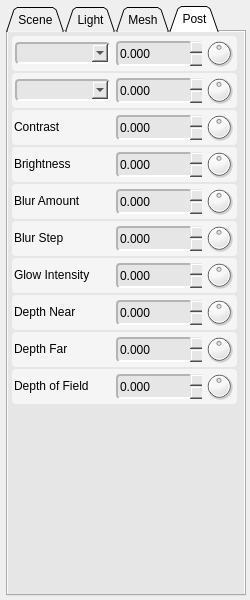
The window that ShaderEditor/qt/project/tweaker.ui (karajensen/shader-editor) describes before a commit, drawn with Qt 5.
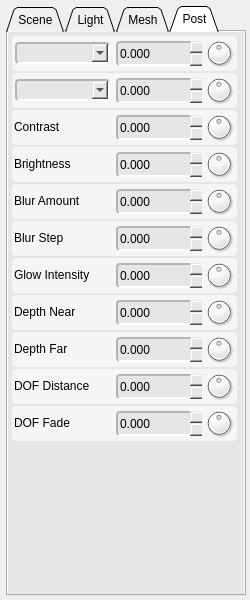
The same window after the commit.

The edit to the form file:
```diff
--- a/ShaderEditor/qt/project/tweaker.ui
+++ b/ShaderEditor/qt/project/tweaker.ui
@@ -6776,7 +6776,7 @@
             <string notr="true">border-width: 0px;</string>
            </property>
            <property name="text">
-            <string>Depth of Field</string>
+            <string>DOF Distance</string>
            </property>
            <property name="margin">
             <number>1</number>
@@ -6876,6 +6876,170 @@
           </widget>
          </widget>
         </item>
+        <item>
+         <widget class="QFrame" name="dofFade">
+          <property name="minimumSize">
+           <size>
+            <width>225</width>
+            <height>35</height>
+           </size>
+          </property>
+          <property name="maximumSize">
+           <size>
+            <width>225</width>
+            <height>35</height>
+           </size>
+          </property>
+          <property name="styleSheet">
+           <string notr="true">background-color: rgb(245, 245, 245);
+border-radius: 4px;</string>
+          </property>
+          <property name="frameShape">
+           <enum>QFrame::NoFrame</enum>
+          </property>
+          <property name="frameShadow">
+           <enum>QFrame::Plain</enum>
+          </property>
+          <property name="lineWidth">
+           <number>0</number>
+          </property>
+          <widget class="QLabel" name="dofFade_lbl">
+           <property name="geometry">
+            <rect>
+             <x>2</x>
+             <y>2</y>
+             <width>100</width>
+             <height>30</height>
+            </rect>
+           </property>
+           <property name="sizePolicy">
+            <sizepolicy hsizetype="Fixed" vsizetype="Fixed">
+             <horstretch>0</horstretch>
+             <verstretch>0</verstretch>
+            </sizepolicy>
+           </property>
+           <property name="minimumSize">
+            <size>
+             <width>100</width>
+             <height>30</height>
+            </size>
+           </property>
+           <property name="maximumSize">
+            <size>
+             <width>100</width>
+             <height>30</height>
+            </size>
+           </property>
+           <property name="font">
+            <font>
+             <weight>50</weight>
+             <bold>false</bold>
+            </font>
+           </property>
+           <property name="styleSheet">
+            <string notr="true">border-width: 0px;</string>
+           </property>
+           <property name="text">
+            <string>DOF Fade</string>
+           </property>
+           <property name="margin">
+            <number>1</number>
+           </property>
+          </widget>
+          <widget class="QDoubleSpinBox" name="dofFade_value">
+           <property name="geometry">
+            <rect>
+             <x>104</x>
+             <y>5</y>
+             <width>86</width>
+             <height>25</height>
+            </rect>
+           </property>
+           <property name="sizePolicy">
+            <sizepolicy hsizetype="Fixed" vsizetype="Fixed">
+             <horstretch>0</horstretch>
+             <verstretch>0</verstretch>
+            </sizepolicy>
+           </property>
+           <property name="minimumSize">
+            <size>
+             <width>86</width>
+             <height>25</height>
+            </size>
+           </property>
+           <property name="maximumSize">
+            <size>
+             <width>86</width>
+             <height>25</height>
+            </size>
+           </property>
+           <property name="styleSheet">
+            <string notr="true">background-color: rgb(230, 230, 230);
+border-top-color: rgb(180, 180, 180);
+border-left-color: rgb(180, 180, 180);
+border-bottom-color: rgb(255, 255, 255);
+border-right-color: rgb(255, 255, 255);
+border-style: solid;
+border-width: 2px;</string>
+           </property>
+           <property name="frame">
+            <bool>false</bool>
+           </property>
+           <property name="buttonSymbols">
+            <enum>QAbstractSpinBox::UpDownArrows</enum>
+           </property>
+           <property name="decimals">
+            <number>3</number>
+           </property>
+           <property name="minimum">
+            <double>-9999.000000000000000</double>
+           </property>
+           <property name="maximum">
+            <double>9999.000000000000000</double>
+           </property>
+           <property name="singleStep">
+            <double>0.050000000000000</double>
+           </property>
+          </widget>
+          <widget class="QDial" name="dofFade_dial">
+           <property name="geometry">
+            <rect>
+             <x>192</x>
+             <y>2</y>
+             <width>30</width>
+             <height>30</height>
+            </rect>
+           </property>
+           <property name="sizePolicy">
+            <sizepolicy hsizetype="Fixed" vsizetype="Fixed">
+             <horstretch>0</horstretch>
+             <verstretch>0</verstretch>
+            </sizepolicy>
+           </property>
+           <property name="minimumSize">
+            <size>
+             <width>30</width>
+             <height>30</height>
+            </size>
+           </property>
+           <property name="maximumSize">
+            <size>
+             <width>30</width>
+             <height>30</height>
+            </size>
+           </property>
+           <property name="styleSheet">
+            <string notr="true">border-width: 0px;</string>
+           </property>
+           <property name="minimum">
+            <number>-10000</number>
+           </property>
+           <property name="maximum">
+            <number>10000</number>
+           </property>
+          </widget>
+         </widget>
+        </item>
         <item>
          <spacer name="_postSpacer">
           <property name="orientation">
```
